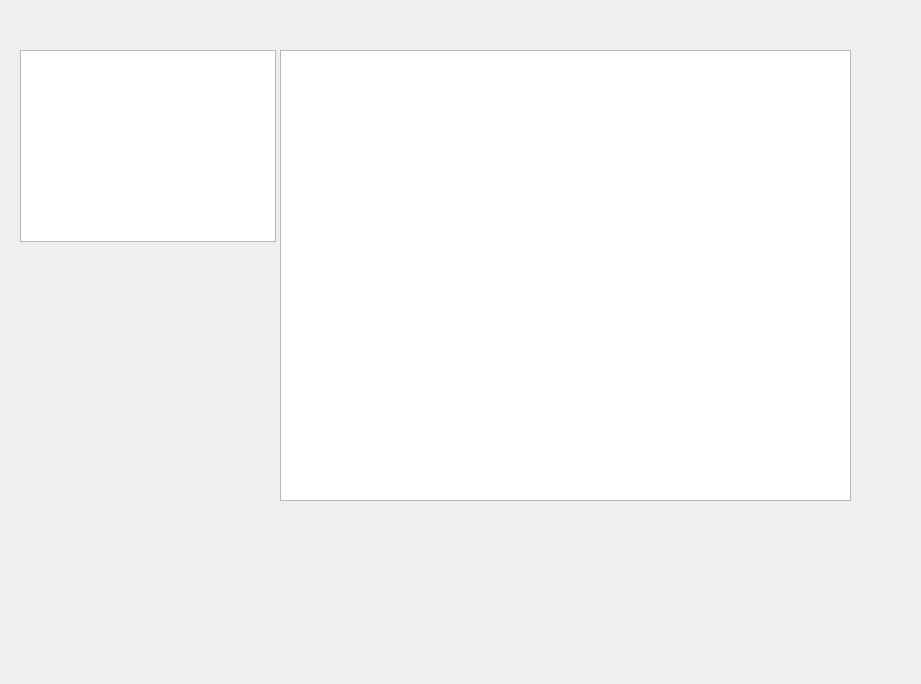
shotgunsoftware/tk-multi-loader2, file resources/dialog.ui: the form before one commit.
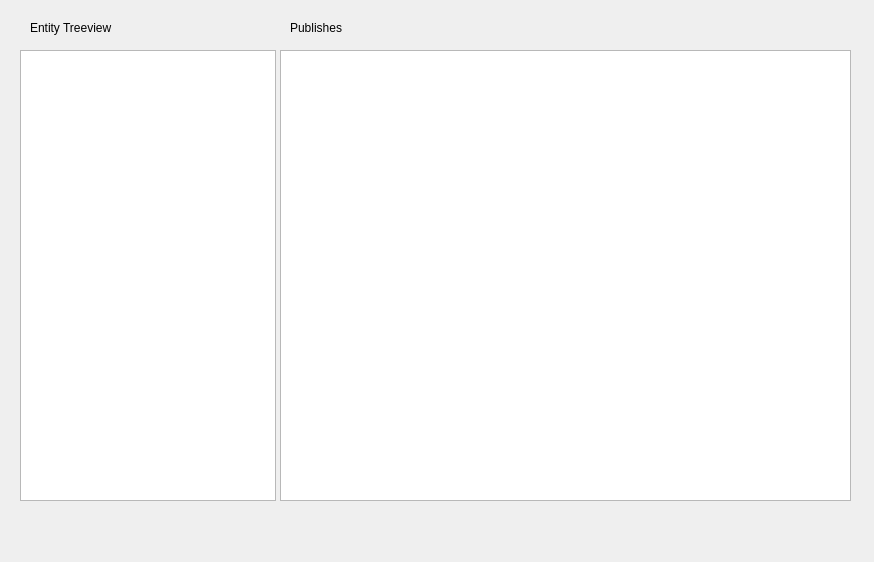
The form after the commit.

The edit to the form file:
```diff
--- a/resources/dialog.ui
+++ b/resources/dialog.ui
@@ -6,8 +6,8 @@
    <rect>
     <x>0</x>
     <y>0</y>
-    <width>921</width>
-    <height>684</height>
+    <width>874</width>
+    <height>562</height>
    </rect>
   </property>
   <property name="windowTitle">
@@ -19,7 +19,7 @@
      <x>20</x>
      <y>50</y>
      <width>256</width>
-     <height>192</height>
+     <height>451</height>
     </rect>
    </property>
   </widget>
@@ -33,6 +33,32 @@
     </rect>
    </property>
   </widget>
+  <widget class="QLabel" name="label">
+   <property name="geometry">
+    <rect>
+     <x>30</x>
+     <y>20</y>
+     <width>161</width>
+     <height>16</height>
+    </rect>
+   </property>
+   <property name="text">
+    <string>Entity Treeview</string>
+   </property>
+  </widget>
+  <widget class="QLabel" name="label_2">
+   <property name="geometry">
+    <rect>
+     <x>290</x>
+     <y>20</y>
+     <width>161</width>
+     <height>16</height>
+    </rect>
+   </property>
+   <property name="text">
+    <string>Publishes</string>
+   </property>
+  </widget>
  </widget>
  <resources>
   <include location="resources.qrc"/>
```
Left out of the diff: 2 changed lines with no effect on the pictures.
